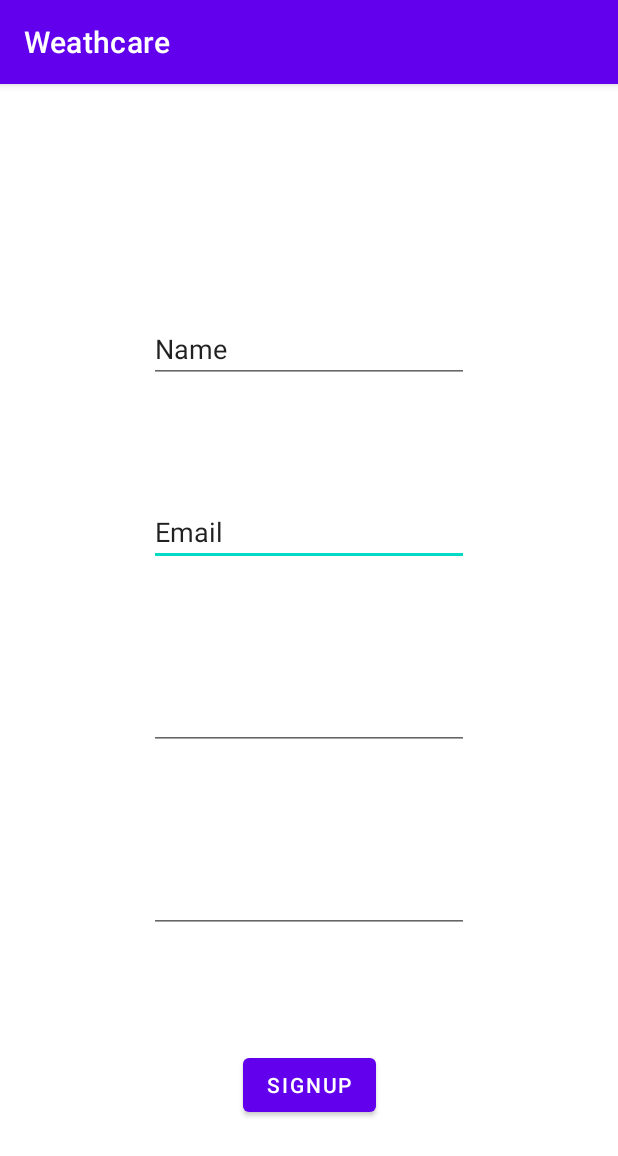
After one commit to rsl081/Weathcare-app, an Android app: the SignupActivity screen opened directly, with no data from a screen before it, on a phone screen of 412 x 824 dp. The commit adds this screen. Shown: the top 1156 px of the screen. Run offline under Robolectric (Android 15) with nearby library versions, the phone set to English and light mode, and no system bars; our stand-ins replace Firebase (no records; nobody signed in at launch, a user with empty details on screens opened directly).

Commit message:
Firebase Login and Signup Completed

```diff
--- a/app/build.gradle
+++ b/app/build.gradle
@@ -1,5 +1,6 @@
 plugins {
     id 'com.android.application'
+    id 'com.google.gms.google-services'
 }
 
 android {
@@ -33,7 +34,9 @@ dependencies {
     implementation 'androidx.appcompat:appcompat:1.2.0'
     implementation 'com.google.android.material:material:1.2.1'
     implementation 'androidx.constraintlayout:constraintlayout:2.0.1'
+    implementation 'com.google.firebase:firebase-auth:19.2.0'
     testImplementation 'junit:junit:4.+'
     androidTestImplementation 'androidx.test.ext:junit:1.1.2'
     androidTestImplementation 'androidx.test.espresso:espresso-core:3.3.0'
+    implementation 'com.google.android.material:material:1.1.0'
 }
--- a/app/src/main/AndroidManifest.xml
+++ b/app/src/main/AndroidManifest.xml
@@ -9,13 +9,15 @@
         android:roundIcon="@mipmap/ic_launcher_round"
         android:supportsRtl="true"
         android:theme="@style/Theme.Weathcare">
-        <activity android:name=".MainActivity">
+        <activity android:name=".signup.SignupActivity"></activity>
+        <activity android:name=".login.LoginActivity">
             <intent-filter>
                 <action android:name="android.intent.action.MAIN" />
 
                 <category android:name="android.intent.category.LAUNCHER" />
             </intent-filter>
         </activity>
+        <activity android:name=".MainActivity"></activity>
     </application>
 
 </manifest>
--- a/app/src/main/java/com/example/weathcare/MainActivity.java
+++ b/app/src/main/java/com/example/weathcare/MainActivity.java
@@ -3,6 +3,8 @@ package com.example.weathcare;
 import androidx.appcompat.app.AppCompatActivity;
 
 import android.os.Bundle;
+
+import com.example.weathcare.R;
 
 public class MainActivity extends AppCompatActivity {
 
--- /dev/null
+++ b/app/src/main/java/com/example/weathcare/signup/SignupActivity.java
@@ -0,0 +1,91 @@
+package com.example.weathcare.signup;
+
+import androidx.annotation.NonNull;
+import androidx.appcompat.app.AppCompatActivity;
+
+import android.content.Intent;
+import android.os.Bundle;
+import android.util.Patterns;
+import android.view.View;
+import android.widget.Button;
+import android.widget.EditText;
+import android.widget.Toast;
+
+import com.example.weathcare.R;
+import com.example.weathcare.login.LoginActivity;
+import com.google.android.gms.tasks.OnCompleteListener;
+import com.google.android.gms.tasks.Task;
+import com.google.firebase.auth.AuthResult;
+import com.google.firebase.auth.FirebaseAuth;
+
+public class SignupActivity extends AppCompatActivity implements View.OnClickListener {
+
+    private EditText etName, etEmail, etPassword, etConfirmPassword;
+    private String name, email, password, confirmpassord;
+    private Button btnSignup;
+
+    @Override
+    protected void onCreate(Bundle savedInstanceState) {
+        super.onCreate(savedInstanceState);
+        setContentView(R.layout.activity_signup);
+        Init();
+    }
+    private void Init()
+    {
+        etName = findViewById(R.id.etNameSignup);
+        etEmail = findViewById(R.id.etEmailSignup);
+        etPassword = findViewById(R.id.etPasswordSignup);
+        etConfirmPassword = findViewById(R.id.etConfimPassSignup);
+
+        btnSignup = findViewById(R.id.signupBtn);
+        btnSignup.setOnClickListener(this);
+    }
+
+
+    @Override
+    public void onClick(View view) {
+        name = etName.getText().toString().trim();
+        email = etEmail.getText().toString().trim();
+        password = etPassword.getText().toString().trim();
+        confirmpassord = etConfirmPassword.getText().toString().trim();
+
+        switch (view.getId())
+        {
+            case R.id.signupBtn:
+                if(name.equals(""))
+                {
+                    etName.setError("Name is empty");
+                }else if(email.equals(""))
+                {
+                    etEmail.setError("Email is empty");
+                }else if(password.equals(""))
+                {
+                    etPassword.setError("Password is empty");
+                }else if(confirmpassord.equals(""))
+                {
+                    etConfirmPassword.setError("Confirm password is empty");
+                }else if(!Patterns.EMAIL_ADDRESS.matcher(email).matches())
+                {
+                    etEmail.setError("Enter correct email");
+                }else if(!password.equals(confirmpassord))
+                {
+                    etConfirmPassword.setError("Password mismatch");
+                }else{
+                    FirebaseAuth firebaseAuth = FirebaseAuth.getInstance();
+                    firebaseAuth.createUserWithEmailAndPassword(email, password).addOnCompleteListener(new OnCompleteListener<AuthResult>() {
+                        @Override
+                        public void onComplete(@NonNull Task<AuthResult> task) {
+                            if(task.isSuccessful())
+                            {
+                                Toast.makeText(SignupActivity.this, "User created successfully", Toast.LENGTH_SHORT).show();
+                                startActivity(new Intent(SignupActivity.this, LoginActivity.class));
+                            }else{
+                                Toast.makeText(SignupActivity.this, "Signup Failed : " + task.getException(), Toast.LENGTH_SHORT).show();
+                            }
+                        }
+                    });
+                }
+            break;
+        }
+    }
+}
--- /dev/null
+++ b/app/src/main/res/layout/activity_signup.xml
@@ -0,0 +1,79 @@
+<?xml version="1.0" encoding="utf-8"?>
+<androidx.constraintlayout.widget.ConstraintLayout xmlns:android="http://schemas.android.com/apk/res/android"
+    xmlns:app="http://schemas.android.com/apk/res-auto"
+    xmlns:tools="http://schemas.android.com/tools"
+    android:layout_width="match_parent"
+    android:layout_height="match_parent"
+    tools:context=".signup.SignupActivity">
+
+    <ImageView
+        android:id="@+id/imageViewSignup"
+        android:layout_width="wrap_content"
+        android:layout_height="wrap_content"
+        app:layout_constraintBottom_toTopOf="@+id/etNameSignup"
+        app:layout_constraintEnd_toEndOf="parent"
+        app:layout_constraintHorizontal_bias="0.5"
+        app:layout_constraintStart_toStartOf="parent"
+        app:layout_constraintTop_toTopOf="parent"
+        tools:srcCompat="@tools:sample/avatars" />
+
+    <EditText
+        android:id="@+id/etEmailSignup"
+        android:layout_width="wrap_content"
+        android:layout_height="wrap_content"
+        android:ems="10"
+        android:inputType="textPersonName"
+        android:text="Email"
+        app:layout_constraintBottom_toTopOf="@+id/etPasswordSignup"
+        app:layout_constraintEnd_toEndOf="parent"
+        app:layout_constraintHorizontal_bias="0.5"
+        app:layout_constraintStart_toStartOf="parent"
+        app:layout_constraintTop_toBottomOf="@+id/etNameSignup" />
+
+    <EditText
+        android:id="@+id/etPasswordSignup"
+        android:layout_width="wrap_content"
+        android:layout_height="wrap_content"
+        android:ems="10"
+        android:inputType="textPassword"
+        app:layout_constraintBottom_toTopOf="@+id/etConfimPassSignup"
+        app:layout_constraintEnd_toEndOf="parent"
+        app:layout_constraintHorizontal_bias="0.5"
+        app:layout_constraintStart_toStartOf="parent"
+        app:layout_constraintTop_toBottomOf="@+id/etEmailSignup" />
+
+    <EditText
+        android:id="@+id/etConfimPassSignup"
+        android:layout_width="wrap_content"
+        android:layout_height="wrap_content"
+        android:ems="10"
+        android:inputType="textPassword"
+        app:layout_constraintBottom_toTopOf="@+id/signupBtn"
+        app:layout_constraintEnd_toEndOf="parent"
+        app:layout_constraintHorizontal_bias="0.5"
+        app:layout_constraintStart_toStartOf="parent"
+        app:layout_constraintTop_toBottomOf="@+id/etPasswordSignup" />
+
+    <Button
+        android:id="@+id/signupBtn"
+        android:layout_width="wrap_content"
+        android:layout_height="wrap_content"
+        android:text="SignUp"
+        app:layout_constraintBottom_toBottomOf="parent"
+        app:layout_constraintEnd_toEndOf="parent"
+        app:layout_constraintHorizontal_bias="0.5"
+        app:layout_constraintStart_toStartOf="parent"
+        app:layout_constraintTop_toBottomOf="@+id/etConfimPassSignup" />
+
+    <EditText
+        android:id="@+id/etNameSignup"
+        android:layout_width="wrap_content"
+        android:layout_height="wrap_content"
+        android:ems="10"
+        android:inputType="textPersonName"
+        android:text="Name"
+        app:layout_constraintBottom_toTopOf="@+id/etEmailSignup"
+        app:layout_constraintEnd_toEndOf="parent"
+        app:layout_constraintStart_toStartOf="parent"
+        app:layout_constraintTop_toBottomOf="@+id/imageViewSignup" />
+</androidx.constraintlayout.widget.ConstraintLayout>
--- a/build.gradle
+++ b/build.gradle
@@ -6,6 +6,7 @@ buildscript {
     }
     dependencies {
         classpath "com.android.tools.build:gradle:4.2.2"
+        classpath 'com.google.gms:google-services:4.3.3'
 
         // NOTE: Do not place your application dependencies here; they belong
         // in the individual module build.gradle files
```
Also changed, not shown: app/src/main/java/com/example/weathcare/login/LoginActivity.java (added, +79 -0 lines), app/src/main/res/layout/activity_login.xml (added, +57 -0 lines), 1 other file.
